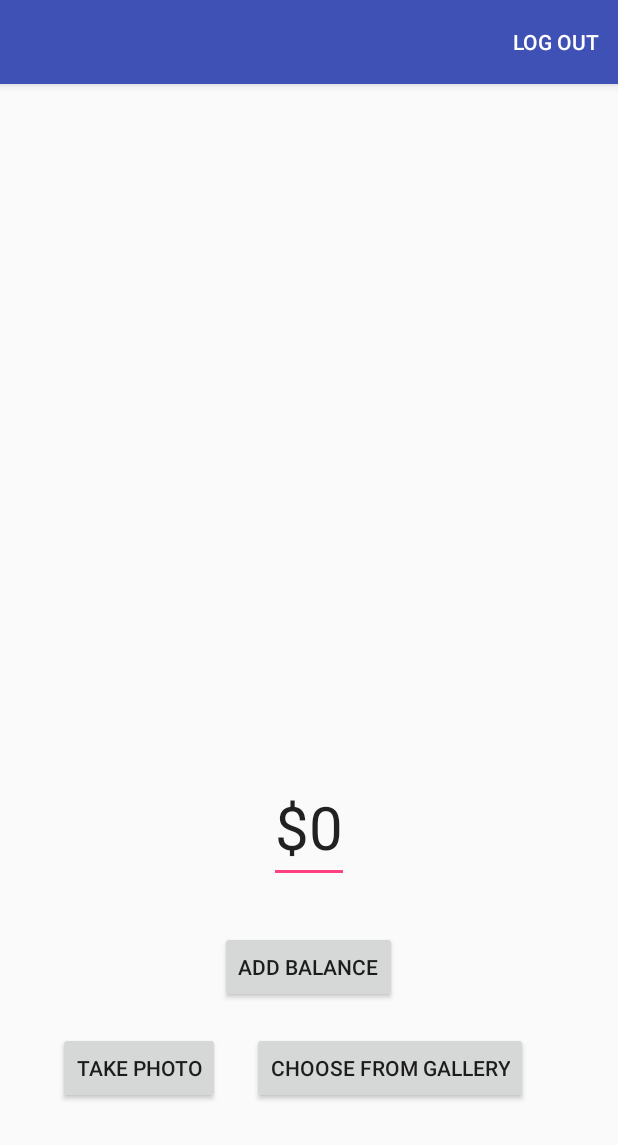
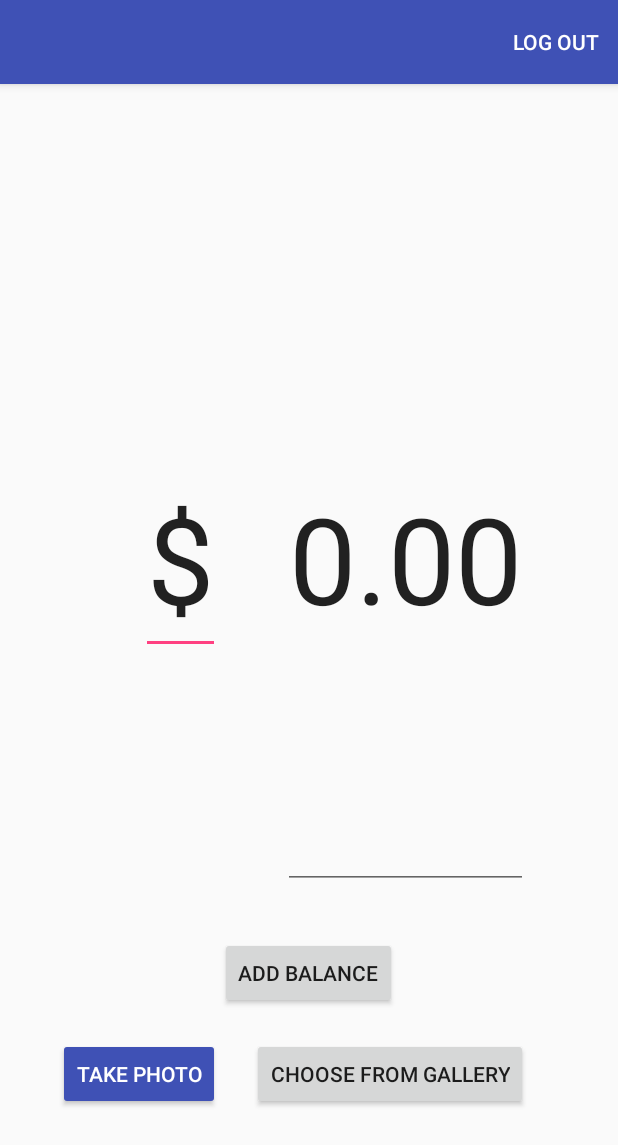
Before and after one commit to dan-choe/mhack, an Android app: the screen it shows after launch once a user with an empty profile is signed in (MainActivity), on a phone screen of 412 x 824 dp. Shown: the top 1145 px of the screen. Run offline under Robolectric (Android 15) with nearby library versions, the phone set to English and light mode, and no system bars; our stand-ins replace Firebase (no records; nobody signed in at launch, a user with empty details on screens opened directly).

Commit message:
-By Danna Design fix

```diff
--- a/app/src/main/res/layout/activity_main.xml
+++ b/app/src/main/res/layout/activity_main.xml
@@ -19,31 +19,52 @@
         android:id="@+id/access_camera"
         android:layout_width="wrap_content"
         android:layout_height="wrap_content"
+        android:layout_alignParentBottom="true"
+        android:layout_marginBottom="84dp"
+        android:layout_toLeftOf="@+id/add_balance"
+        android:layout_toStartOf="@+id/add_balance"
+        android:backgroundTint="@color/colorPrimary"
+        android:elevation="0dp"
+        android:onClick="takePhoto"
         android:text="Take Photo"
-        android:layout_marginBottom="88dp"
-        android:layout_alignParentBottom="true"
-        android:layout_toLeftOf="@+id/add_balance"
-        android:layout_toStartOf="@+id/add_balance" />
+        android:textAlignment="center"
+        android:textColor="@color/common_google_signin_btn_text_dark_default" />
 
     <Button
         android:id="@+id/access_gallery"
         android:layout_width="wrap_content"
         android:layout_height="wrap_content"
-        android:text="Choose from Gallery"
-        android:layout_alignBaseline="@+id/access_camera"
         android:layout_alignBottom="@+id/access_camera"
+        android:layout_below="@+id/add_balance"
+        android:layout_marginLeft="21dp"
+        android:layout_marginStart="21dp"
         android:layout_toRightOf="@+id/access_camera"
-        android:layout_toEndOf="@+id/access_camera"
-        android:layout_marginLeft="21dp"
-        android:layout_marginStart="21dp" />
+        android:onClick="selectImageInAlbum"
+        android:text="Choose from Gallery" />
 
     <EditText
         android:id="@+id/balance"
         android:layout_width="wrap_content"
         android:layout_height="wrap_content"
+        android:text="$"
+        android:textSize="80sp"
+        android:layout_alignBaseline="@+id/editText"
+        android:layout_alignBottom="@+id/editText"
+        android:layout_toLeftOf="@+id/access_gallery"
+        android:layout_toStartOf="@+id/access_gallery" />
+
+    <EditText
+        android:id="@+id/editText"
+        android:layout_width="wrap_content"
+        android:layout_height="wrap_content"
         android:layout_above="@+id/add_balance"
-        android:layout_centerHorizontal="true"
+        android:layout_alignEnd="@+id/access_gallery"
+        android:layout_alignParentTop="true"
+        android:layout_alignRight="@+id/access_gallery"
         android:layout_marginBottom="32dp"
-        android:text="$0"
-        android:textSize="40sp" />
+        android:layout_marginTop="96dp"
+        android:lineSpacingExtra="0sp"
+        android:text="0.00"
+        android:textAlignment="textEnd"
+        android:textSize="80sp" />
 </RelativeLayout>
```
